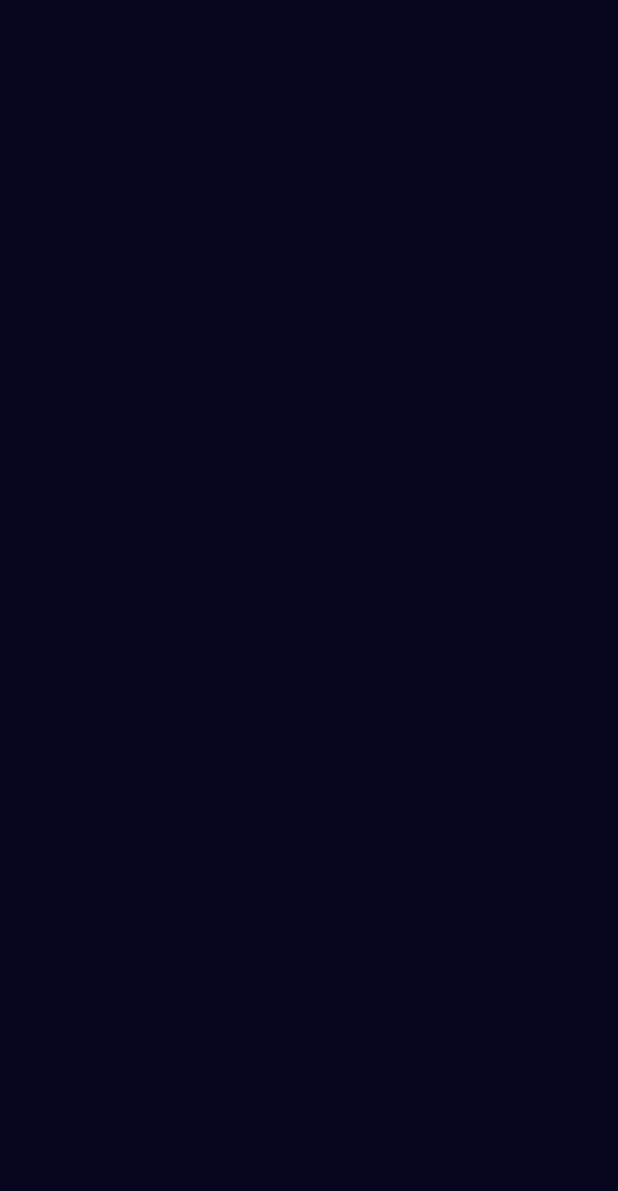
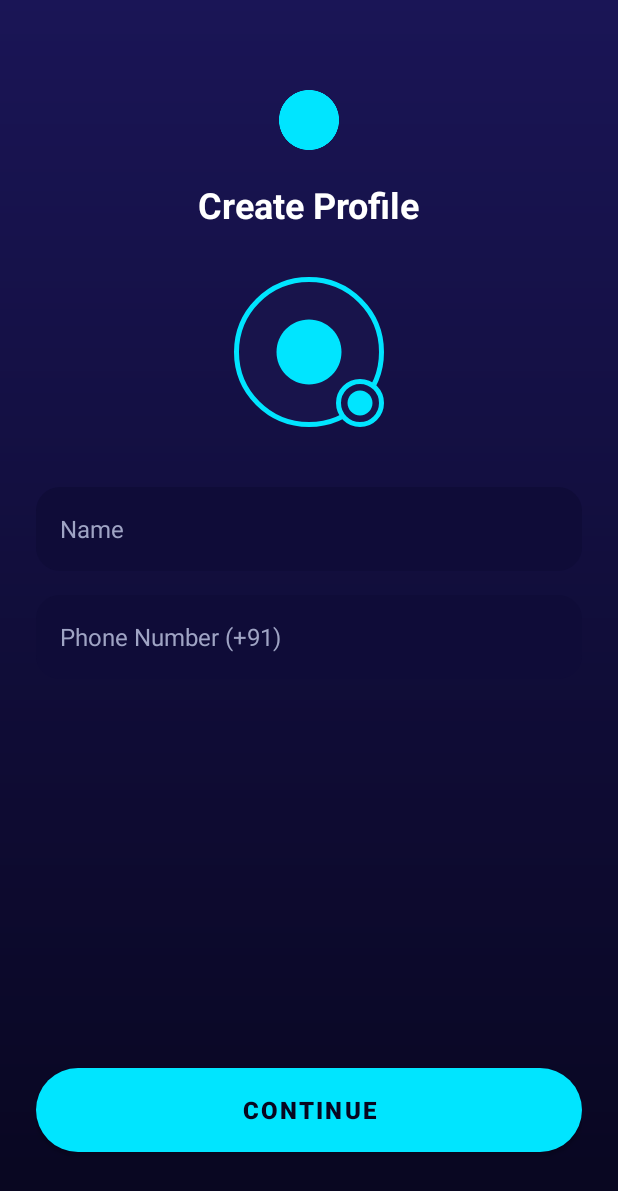
Before and after one commit to movieplayonion-byte/Calling, an Android app: the CreateProfileActivity screen opened directly, with no data from a screen before it, on a phone screen of 412 x 824 dp. Before the commit the part shown is empty. Shown: the top 1191 px of the screen. Run offline under Robolectric (Android 15) with nearby library versions, the phone set to English and light mode, and no system bars.

Commit message:
Update layout for create profile activity

```diff
--- a/app/src/main/res/layout/activity_create_profile.xml
+++ b/app/src/main/res/layout/activity_create_profile.xml
@@ -1,7 +1,125 @@
 <?xml version="1.0" encoding="utf-8"?>
 <androidx.constraintlayout.widget.ConstraintLayout xmlns:android="http://schemas.android.com/apk/res/android"
+    xmlns:app="http://schemas.android.com/apk/res-auto"
     android:layout_width="match_parent"
     android:layout_height="match_parent"
-    android:background="@color/navy_dark">
-    <!-- Structure placeholder for activity_create_profile.xml - to be updated in Phase 2 -->
+    android:background="@drawable/bg_dark_gradient"
+    android:padding="24dp">
+
+    <ImageView
+        android:id="@+id/ivLogoProfile"
+        android:layout_width="48dp"
+        android:layout_height="48dp"
+        android:layout_marginTop="32dp"
+        android:src="@drawable/ic_wprd_logo"
+        app:layout_constraintEnd_toEndOf="parent"
+        app:layout_constraintStart_toStartOf="parent"
+        app:layout_constraintTop_toTopOf="parent" />
+
+    <TextView
+        android:id="@+id/tvProfileTitle"
+        android:layout_width="wrap_content"
+        android:layout_height="wrap_content"
+        android:layout_marginTop="16dp"
+        android:text="Create Profile"
+        android:textColor="@color/text_white"
+        android:textSize="24sp"
+        android:textStyle="bold"
+        app:layout_constraintEnd_toEndOf="parent"
+        app:layout_constraintStart_toStartOf="parent"
+        app:layout_constraintTop_toBottomOf="@+id/ivLogoProfile" />
+
+    <!-- Circular Profile Photo Picker -->
+    <FrameLayout
+        android:id="@+id/layoutAvatar"
+        android:layout_width="100dp"
+        android:layout_height="100dp"
+        android:layout_marginTop="32dp"
+        app:layout_constraintEnd_toEndOf="parent"
+        app:layout_constraintStart_toStartOf="parent"
+        app:layout_constraintTop_toBottomOf="@+id/tvProfileTitle">
+
+        <ImageView
+            android:id="@+id/ivAvatar"
+            android:layout_width="match_parent"
+            android:layout_height="match_parent"
+            android:background="@drawable/bg_circle_cyan_glow"
+            android:padding="24dp"
+            android:src="@drawable/ic_call" />
+
+        <ImageView
+            android:layout_width="32dp"
+            android:layout_height="32dp"
+            android:layout_gravity="bottom|end"
+            android:background="@drawable/bg_circle_cyan_glow"
+            android:padding="6dp"
+            android:src="@drawable/ic_video" />
+    </FrameLayout>
+
+    <!-- Name Input -->
+    <LinearLayout
+        android:id="@+id/layoutNameInput"
+        android:layout_width="0dp"
+        android:layout_height="56dp"
+        android:layout_marginTop="40dp"
+        android:background="@drawable/bg_input_field"
+        android:gravity="center_vertical"
+        android:orientation="horizontal"
+        android:paddingHorizontal="16dp"
+        app:layout_constraintEnd_toEndOf="parent"
+        app:layout_constraintStart_toStartOf="parent"
+        app:layout_constraintTop_toBottomOf="@+id/layoutAvatar">
+
+        <EditText
+            android:id="@+id/etProfileName"
+            android:layout_width="match_parent"
+            android:layout_height="match_parent"
+            android:background="@null"
+            android:hint="Name"
+            android:inputType="textPersonName"
+            android:textColor="@color/text_white"
+            android:textColorHint="@color/text_secondary"
+            android:textSize="16sp" />
+    </LinearLayout>
+
+    <!-- Phone Number Input -->
+    <LinearLayout
+        android:id="@+id/layoutPhoneProfile"
+        android:layout_width="0dp"
+        android:layout_height="56dp"
+        android:layout_marginTop="16dp"
+        android:background="@drawable/bg_input_field"
+        android:gravity="center_vertical"
+        android:orientation="horizontal"
+        android:paddingHorizontal="16dp"
+        app:layout_constraintEnd_toEndOf="parent"
+        app:layout_constraintStart_toStartOf="parent"
+        app:layout_constraintTop_toBottomOf="@+id/layoutNameInput">
+
+        <EditText
+            android:id="@+id/etProfilePhone"
+            android:layout_width="match_parent"
+            android:layout_height="match_parent"
+            android:background="@null"
+            android:hint="Phone Number (+91)"
+            android:inputType="phone"
+            android:textColor="@color/text_white"
+            android:textColorHint="@color/text_secondary"
+            android:textSize="16sp" />
+    </LinearLayout>
+
+    <Button
+        android:id="@+id/btnContinue"
+        android:layout_width="0dp"
+        android:layout_height="56dp"
+        android:layout_marginBottom="32dp"
+        android:background="@drawable/bg_cyan_button"
+        android:text="Continue"
+        android:textColor="@color/navy_dark"
+        android:textSize="16sp"
+        android:textStyle="bold"
+        app:layout_constraintBottom_toBottomOf="parent"
+        app:layout_constraintEnd_toEndOf="parent"
+        app:layout_constraintStart_toStartOf="parent" />
+
 </androidx.constraintlayout.widget.ConstraintLayout>
```
